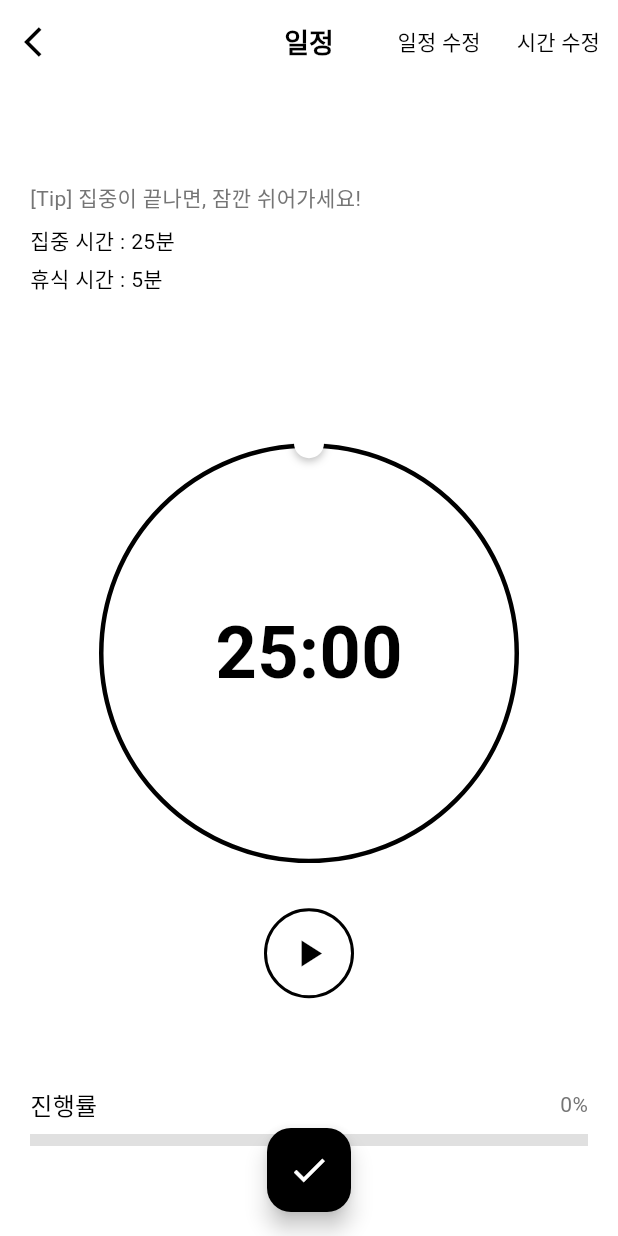
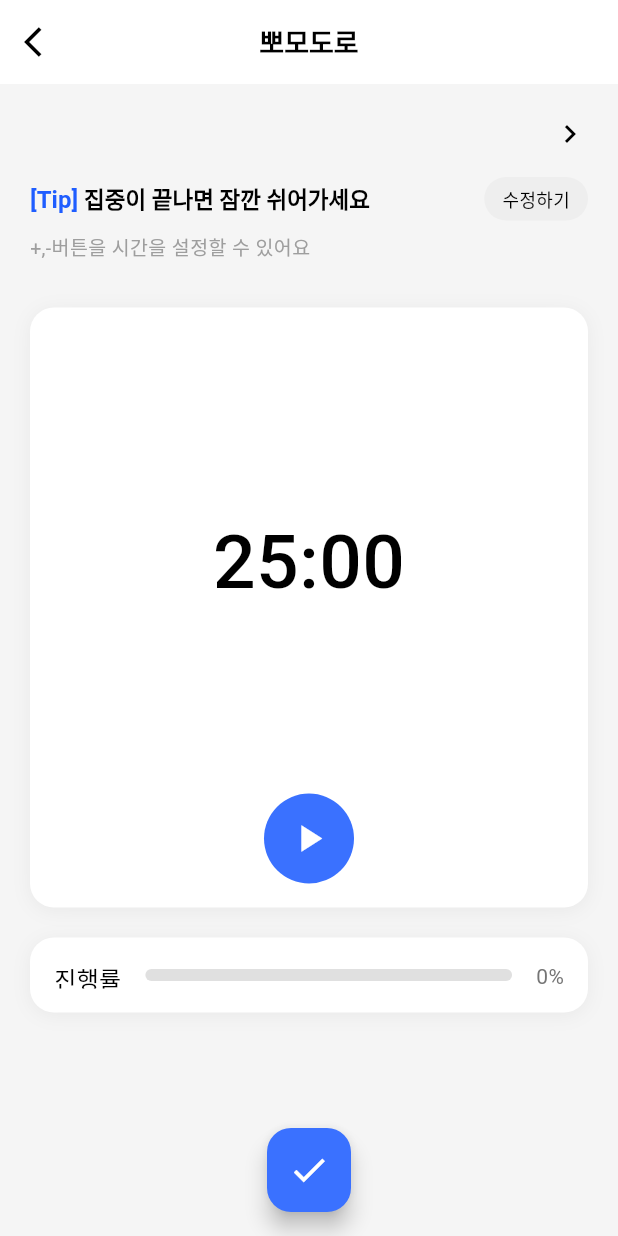
Before and after one commit to jack9282/deepdot, a Flutter app: the ScheduleTimerScreen screen opened directly with empty values, on a phone screen of 412 x 824 dp. Run offline on Flutter 3.47's test engine with Material 3 defaults, Android fonts, the phone set to English and light mode, and no system bars; our stand-ins replace go_router, shared_preferences; accounts and stored records are empty; Roboto replaces fonts that are missing (Pretendard).

Commit message:
뽀모도로 화면 디자인 적용 완료

```diff
--- a/lib/features/schedule/screens/schedule_timer_screen.dart
+++ b/lib/features/schedule/screens/schedule_timer_screen.dart
@@ -29,6 +29,7 @@ class _ScheduleTimerScreenState extends State<ScheduleTimerScreen> {
   int _totalSeconds = 25 * 60; // 총 시간 (초)
 
   bool _isFocusMode = true; // true: 집중 시간, false: 휴식 시간
+  bool _showTimeEdit = false; // 시간 수정 UI 표시 여부
 
   @override
   void initState() {
@@ -131,25 +132,29 @@ class _ScheduleTimerScreenState extends State<ScheduleTimerScreen> {
     });
   }
 
-  void _showTimeEditDialog() {
-    showModalBottomSheet(
-      context: context,
-      isScrollControlled: true,
-      shape: const RoundedRectangleBorder(
-        borderRadius: BorderRadius.vertical(top: Radius.circular(20)),
-      ),
-      builder: (context) => _TimeEditBottomSheet(
-        focusTime: _focusTimeMinutes,
-        breakTime: _breakTimeMinutes,
-        onTimeChanged: (focusTime, breakTime) {
+  void _toggleTimeEdit() {
     setState(() {
-            _focusTimeMinutes = focusTime;
-            _breakTimeMinutes = breakTime;
+      _showTimeEdit = !_showTimeEdit;
+    });
+  }
+
+  void _adjustTime(bool isFocus, bool isIncrease) {
+    setState(() {
+      if (isFocus) {
+        if (isIncrease) {
+          _focusTimeMinutes = (_focusTimeMinutes + 5).clamp(5, 60);
+        } else {
+          _focusTimeMinutes = (_focusTimeMinutes - 5).clamp(5, 60);
+        }
+      } else {
+        if (isIncrease) {
+          _breakTimeMinutes = (_breakTimeMinutes + 5).clamp(5, 30);
+        } else {
+          _breakTimeMinutes = (_breakTimeMinutes - 5).clamp(5, 30);
+        }
+      }
       _initializeTimer();
     });
-        },
-      ),
-    );
   }
 
   void _completeTask() {
@@ -209,16 +214,16 @@ class _ScheduleTimerScreenState extends State<ScheduleTimerScreen> {
   @override
   Widget build(BuildContext context) {
     return Scaffold(
-      backgroundColor: Colors.white,
+      backgroundColor: Colors.grey[100], // 본문 뒷배경을 연한회색으로 변경
       appBar: AppBar(
-        backgroundColor: Colors.white,
+        backgroundColor: Colors.white, // 상단바는 흰색 유지
         elevation: 0,
         leading: IconButton(
           icon: const Icon(Icons.arrow_back_ios, color: Colors.black),
           onPressed: () => Navigator.pop(context),
         ),
         title: const Text(
-          '일정',
+          '뽀모도로',
           style: TextStyle(
             color: Colors.black,
             fontSize: 18,
@@ -226,9 +231,28 @@ class _ScheduleTimerScreenState extends State<ScheduleTimerScreen> {
           ),
         ),
         centerTitle: true,
-        actions: [
-          TextButton(
-            onPressed: () {
+      ),
+      body: Padding(
+        padding: const EdgeInsets.all(20.0),
+        child: Column(
+          children: [
+                         // 일정 정보 섹션
+             Row(
+               children: [
+                 // 일정 제목
+                 Expanded(
+                   child: Text(
+                     widget.task.title,
+                     style: const TextStyle(
+                       fontSize: 18,
+                       fontWeight: FontWeight.w600,
+                       color: Colors.black,
+                     ),
+                   ),
+                 ),
+                 // 일정 수정 버튼
+                 GestureDetector(
+                   onTap: () {
                      Navigator.push(
                        context,
                        MaterialPageRoute(
@@ -239,154 +263,223 @@ class _ScheduleTimerScreenState extends State<ScheduleTimerScreen> {
                        ),
                      );
                    },
-            child: const Text(
-              '일정 수정',
-              style: TextStyle(
+                   child: const Icon(
+                     Icons.chevron_right,
                      color: Colors.black,
-                fontSize: 14,
+                     size: 24,
+                   ),
+                 ),
+               ],
+             ),
+            const SizedBox(height: 16),
+
+                         // Tip 문구와 시간 수정 버튼
+             Column(
+               crossAxisAlignment: CrossAxisAlignment.start,
+               children: [
+                 // Tip 문구
+                 Row(
+                   children: [
+                     Expanded(
+                       child: RichText(
+                         text: TextSpan(
+                           children: [
+                             TextSpan(
+                               text: '[Tip] ',
+                               style: const TextStyle(
+                                 fontSize: 16,
+                                 color: Color(0xFF1F5DFF), // 파란색
+                                 fontWeight: FontWeight.w600,
+                               ),
+                             ),
+                             TextSpan(
+                               text: '집중이 끝나면 잠깐 쉬어가세요',
+                               style: const TextStyle(
+                                 fontSize: 15,
+                                 color: Colors.black, // 검정색
+                                 fontWeight: FontWeight.w600,
+                               ),
+                             ),
+                           ],
                          ),
                        ),
                      ),
-          TextButton(
-            onPressed: _showTimeEditDialog,
-            child: const Text(
-              '시간 수정',
-              style: TextStyle(
+                     // 시간 수정 버튼
+                     GestureDetector(
+                       onTap: _toggleTimeEdit,
+                       child: Container(
+                         padding: const EdgeInsets.symmetric(horizontal: 12, vertical: 6),
+                         decoration: BoxDecoration(
+                           color: Colors.grey[200],
+                           borderRadius: BorderRadius.circular(16),
+                         ),
+                         child: Text(
+                           _showTimeEdit ? '완료' : '수정하기',
+                           style: const TextStyle(
+                             fontSize: 12,
                              color: Colors.black,
-                fontSize: 14,
+                             fontWeight: FontWeight.w500,
+                           ),
                          ),
                        ),
                      ),
                    ],
                  ),
-      body: Padding(
-        padding: const EdgeInsets.all(20.0),
+                 const SizedBox(height: 8),
+                 // 시간 정보
+                 Text(
+                   '+,-버튼을 시간을 설정할 수 있어요',
+                   style: TextStyle(
+                     fontSize: 13,
+                     color: Colors.grey[500],
+                   ),
+                 ),
+
+
+                  // 인라인 시간 수정 UI
+                  if (_showTimeEdit) ...[
+                    const SizedBox(height: 6),
+                                         Container(
+                       padding: const EdgeInsets.all(3),
+                       decoration: BoxDecoration(
+                         color: Colors.white,
+                         borderRadius: BorderRadius.circular(16),
+                         border: Border.all(color: Colors.grey[300]!),
+                       ),
                       child: Column(
                         children: [
-            // 상단 정보
-            Align(
-              alignment: Alignment.centerLeft,
-              child: Text(
-                widget.task.title,
+                          // 집중 시간 설정
+                                                     Row(
+                             mainAxisAlignment: MainAxisAlignment.spaceBetween,
+                             children: [
+                               const Text(
+                                 '   집중시간',
+                                 style: TextStyle(
+                                   fontSize: 16,
+                                   fontWeight: FontWeight.w500,
+                                   color: Colors.black,
+                                 ),
+                               ),
+                              Row(
+                                children: [
+                                  IconButton(
+                                    onPressed: () => _adjustTime(true, false),
+                                    icon: const Icon(Icons.remove),
+                                    color: Colors.black,
+                                  ),
+                                    Text(
+                                     '${_focusTimeMinutes}분',
                                      style: const TextStyle(
-                  fontSize: 20,
+                                       fontSize: 16,
                                        fontWeight: FontWeight.w600,
                                        color: Colors.black,
                                      ),
                                    ),
+                                  IconButton(
+                                    onPressed: () => _adjustTime(true, true),
+                                    icon: const Icon(Icons.add),
+                                    color: Colors.black,
                                   ),
-            const SizedBox(height: 16),
-
-            // Tip 문구
-            Align(
-              alignment: Alignment.centerLeft,
-              child: Text(
-                '[Tip] 집중이 끝나면, 잠깐 쉬어가세요!',
+                                ],
+                              ),
+                            ],
+                          ),
+                          const SizedBox(height: 2),
+                          Divider(color: Colors.grey[300]),
+                          const SizedBox(height: 2),
+                          // 휴식 시간 설정
+                                                     Row(
+                             mainAxisAlignment: MainAxisAlignment.spaceBetween,
+                             children: [
+                               const Text(
+                                 '   휴식시간',
                                  style: TextStyle(
-                  fontSize: 14,
-                  color: Colors.grey[600],
-                ),
-              ),
-            ),
-            const SizedBox(height: 8),
-
-            // 시간 정보
-            Row(
-              children: [
-                Text(
-                  '집중 시간 : ${_focusTimeMinutes}분',
-                  style: const TextStyle(
-                    fontSize: 14,
+                                   fontSize: 16,
+                                   fontWeight: FontWeight.w500,
                                    color: Colors.black,
                                  ),
                                ),
-              ],
-            ),
-            const SizedBox(height: 4),
                               Row(
                                 children: [
+                                  IconButton(
+                                    onPressed: () => _adjustTime(false, false),
+                                    icon: const Icon(Icons.remove),
+                                    color: Colors.black,
+                                  ),
                                                                      Text(
-                  '휴식 시간 : ${_breakTimeMinutes}분',
+                                     '${_breakTimeMinutes}분',
                                      style: const TextStyle(
-                    fontSize: 14,
+                                       fontSize: 16,
+                                       fontWeight: FontWeight.w600,
                                        color: Colors.black,
                                      ),
                                    ),
+                                  IconButton(
+                                    onPressed: () => _adjustTime(false, true),
+                                    icon: const Icon(Icons.add),
+                                    color: Colors.black,
+                                  ),
                                 ],
                               ),
-
-            const SizedBox(height: 40),
-
-            // 중앙 타이머
-            Expanded(
-              child: Center(
-                child: Column(
-                  mainAxisAlignment: MainAxisAlignment.center,
-                  children: [
-                    // 타이머 원형 디스플레이
-                    Stack(
-                      alignment: Alignment.center,
-                      children: [
-                        Container(
-                          width: 280,
-                          height: 280,
-                          decoration: BoxDecoration(
-                            shape: BoxShape.circle,
-                            border: Border.all(
-                              color: Colors.black,
-                              width: 3,
-                            ),
-                          ),
-                        ),
-                        Text(
-                          _formatTime(_remainingSeconds),
-                          style: const TextStyle(
-                            fontSize: 48,
-                            fontWeight: FontWeight.bold,
-                            color: Colors.black,
-                          ),
-                        ),
-                        // 상단 핸들
-                        Positioned(
-                          top: -10,
-                          child: Container(
-                            width: 20,
-                            height: 20,
-                            decoration: const BoxDecoration(
-                              color: Colors.white,
-                              shape: BoxShape.circle,
-                              boxShadow: [
-                                BoxShadow(
-                                  color: Colors.black26,
-                                  blurRadius: 4,
-                                  offset: Offset(0, 2),
+                            ],
                           ),
                         ],
                       ),
                     ),
-                        ),
+                  ],
                 ],
               ),
 
             const SizedBox(height: 30),
 
-                    // 재생/정지 버튼
+              // 중앙 타이머 (흰색 카드에 담기)
+              Center(
+                                 child: Container(
+                   width: 500,
+                   height: 400,
+                   padding: const EdgeInsets.all(16),
+                  decoration: BoxDecoration(
+                    color: Colors.white,
+                    borderRadius: BorderRadius.circular(16),
+                    boxShadow: [
+                      BoxShadow(
+                        color: Colors.black.withOpacity(0.05),
+                        blurRadius: 10,
+                        offset: const Offset(0, 2),
+                      ),
+                    ],
+                  ),
+                                     child: Column(
+                     mainAxisAlignment: MainAxisAlignment.spaceBetween,
+                     children: [
+                       // 타이머 시간만 표시 (중앙)
+                       Expanded(
+                         child: Center(
+                           child: Text(
+                             _formatTime(_remainingSeconds),
+                             style: const TextStyle(
+                               fontSize: 50,
+                               fontWeight: FontWeight.w500,
+                               color: Colors.black,
+                             ),
+                           ),
+                         ),
+                       ),
+
+                       // 재생/정지 버튼 (카드 하단)
                        Container(
                          width: 60,
                          height: 60,
                          decoration: BoxDecoration(
                            shape: BoxShape.circle,
-                        border: Border.all(
-                          color: Colors.black,
-                          width: 2,
-                        ),
+                           color: const Color(0xFF3A71FF),
                          ),
                          child: IconButton(
                            onPressed: _toggleTimer,
                            icon: Icon(
                              _isRunning ? Icons.pause : Icons.play_arrow,
                              size: 30,
-                          color: Colors.black,
+                             color: Colors.white,
                            ),
                          ),
                        ),
@@ -395,12 +488,26 @@ class _ScheduleTimerScreenState extends State<ScheduleTimerScreen> {
                  ),
                ),
 
-            // 진행률 바
-            Column(
-              crossAxisAlignment: CrossAxisAlignment.start,
-              children: [
-                Row(
-                  mainAxisAlignment: MainAxisAlignment.spaceBetween,
+              const SizedBox(height: 20),
+
+              // 진행률 바 (별도 흰색 카드)
+              Center(
+                child: Container(
+                  width: 500,
+                  height: 50,
+                  padding: const EdgeInsets.all(16),
+                  decoration: BoxDecoration(
+                    color: Colors.white,
+                    borderRadius: BorderRadius.circular(16),
+                    boxShadow: [
+                      BoxShadow(
+                        color: Colors.black.withOpacity(0.05),
+                        blurRadius: 10,
+                        offset: const Offset(0, 2),
+                      ),
+                    ],
+                  ),
+                                     child: Row(
                      children: [
                        const Text(
                          '진행률',
@@ -410,6 +517,27 @@ class _ScheduleTimerScreenState extends State<ScheduleTimerScreen> {
                            color: Colors.black,
                          ),
                        ),
+                       const SizedBox(width: 16),
+                       Expanded(
+                         child: Container(
+                           height: 8,
+                           decoration: BoxDecoration(
+                             color: Colors.grey[300],
+                             borderRadius: BorderRadius.circular(4),
+                           ),
+                           child: FractionallySizedBox(
+                             alignment: Alignment.centerLeft,
+                             widthFactor: _getProgress(),
+                             child: Container(
+                               decoration: BoxDecoration(
+                                 color: AppTheme.primaryColor,
+                                 borderRadius: BorderRadius.circular(4),
+                               ),
+                             ),
+                           ),
+                         ),
+                       ),
+                       const SizedBox(width: 16),
                        Text(
                          '${(_getProgress() * 100).toInt()}%',
                          style: TextStyle(
@@ -419,23 +547,14 @@ class _ScheduleTimerScreenState extends State<ScheduleTimerScreen> {
                        ),
                      ],
                    ),
-                const SizedBox(height: 8),
-                LinearProgressIndicator(
-                  value: _getProgress(),
-                  backgroundColor: Colors.grey[300],
-                  valueColor: const AlwaysStoppedAnimation<Color>(AppTheme.primaryColor),
-                  minHeight: 8,
                 ),
-              ],
               ),
-
-            const SizedBox(height: 40),
           ],
         ),
       ),
       floatingActionButton: FloatingActionButton(
         onPressed: _completeTask,
-        backgroundColor: Colors.black,
+        backgroundColor: const Color(0xFF3A71FF),
         child: const Icon(
           Icons.check,
           color: Colors.white,
@@ -446,195 +565,3 @@ class _ScheduleTimerScreenState extends State<ScheduleTimerScreen> {
     );
   }
 }
-
-// 시간 수정 Bottom Sheet
-class _TimeEditBottomSheet extends StatefulWidget {
-  final int focusTime;
-  final int breakTime;
-  final Function(int focusTime, int breakTime) onTimeChanged;
-
-  const _TimeEditBottomSheet({
-    required this.focusTime,
-    required this.breakTime,
-    required this.onTimeChanged,
-  });
-
-  @override
-  State<_TimeEditBottomSheet> createState() => _TimeEditBottomSheetState();
-}
-
-class _TimeEditBottomSheetState extends State<_TimeEditBottomSheet> {
-  late int _focusTime;
-  late int _breakTime;
-
-  @override
-  void initState() {
-    super.initState();
-    _focusTime = widget.focusTime;
-    _breakTime = widget.breakTime;
-  }
-
-  void _adjustTime(bool isFocus, bool isIncrease) {
-    setState(() {
-      if (isFocus) {
-        if (isIncrease) {
-          _focusTime = (_focusTime + 5).clamp(5, 60);
-        } else {
-          _focusTime = (_focusTime - 5).clamp(5, 60);
-        }
-      } else {
-        if (isIncrease) {
-          _breakTime = (_breakTime + 5).clamp(5, 30);
-        } else {
-          _breakTime = (_breakTime - 5).clamp(5, 30);
-        }
-      }
-    });
-  }
-
-  @override
-  Widget build(BuildContext context) {
-    return Container(
-      padding: const EdgeInsets.all(20),
-      decoration: const BoxDecoration(
-        color: Colors.white,
-        borderRadius: BorderRadius.vertical(top: Radius.circular(20)),
-      ),
-      child: Column(
-        mainAxisSize: MainAxisSize.min,
-        children: [
-          // 핸들
-          Container(
-            width: 40,
-            height: 4,
-            decoration: BoxDecoration(
-              color: Colors.grey[300],
-              borderRadius: BorderRadius.circular(2),
-            ),
-          ),
-          const SizedBox(height: 20),
-
-          // 제목
-          const Text(
-            '시간 설정',
-            style: TextStyle(
-              fontSize: 20,
-              fontWeight: FontWeight.w600,
-              color: Colors.black,
-            ),
-          ),
-          const SizedBox(height: 30),
-
-          // 집중 시간 설정
-          _buildTimeAdjuster(
-            '집중 시간',
-            _focusTime,
-            () => _adjustTime(true, false),
-            () => _adjustTime(true, true),
-          ),
-          const SizedBox(height: 20),
-
-          // 휴식 시간 설정
-          _buildTimeAdjuster(
-            '휴식 시간',
-            _breakTime,
-            () => _adjustTime(false, false),
-            () => _adjustTime(false, true),
-          ),
-          const SizedBox(height: 30),
-
-          // 버튼들
-          Row(
-            children: [
-              Expanded(
-                child: TextButton(
-                  onPressed: () => Navigator.pop(context),
-                  child: const Text(
-                    '취소',
-                    style: TextStyle(
-                      color: Colors.grey,
-                      fontSize: 16,
-                    ),
-                  ),
-                ),
-              ),
-              const SizedBox(width: 16),
-              Expanded(
-                child: ElevatedButton(
-                  onPressed: () {
-                    widget.onTimeChanged(_focusTime, _breakTime);
-                    Navigator.pop(context);
-                  },
-                  style: ElevatedButton.styleFrom(
-                    backgroundColor: AppTheme.primaryColor,
-                    padding: const EdgeInsets.symmetric(vertical: 12),
-                    shape: RoundedRectangleBorder(
-                      borderRadius: BorderRadius.circular(8),
-                    ),
-                  ),
-                  child: const Text(
-                    '확인',
-                    style: TextStyle(
-                      color: Colors.white,
-                      fontSize: 16,
-                      fontWeight: FontWeight.w600,
-                    ),
-                  ),
-                ),
-              ),
-            ],
-          ),
-
-          SizedBox(height: MediaQuery.of(context).viewInsets.bottom + 20),
-        ],
-      ),
-    );
-  }
-
-  Widget _buildTimeAdjuster(String label, int time, VoidCallback onDecrease, VoidCallback onIncrease) {
-    return Row(
-      mainAxisAlignment: MainAxisAlignment.spaceBetween,
-      children: [
-        Text(
-          label,
-          style: const TextStyle(
-            fontSize: 16,
-            fontWeight: FontWeight.w500,
-            color: Colors.black,
-          ),
-        ),
-        Row(
-          children: [
-            IconButton(
-              onPressed: onDecrease,
-              icon: const Icon(Icons.remove_circle_outline),
-              color: Colors.grey[600],
-            ),
-            Container(
-              width: 60,
-              padding: const EdgeInsets.symmetric(vertical: 8),
-              decoration: BoxDecoration(
-                border: Border.all(color: Colors.grey[300]!),
-                borderRadius: BorderRadius.circular(8),
-              ),
-              child: Text(
-                '${time}분',
-                textAlign: TextAlign.center,
-                style: const TextStyle(
-                  fontSize: 16,
-                  fontWeight: FontWeight.w500,
-                  color: Colors.black,
-                ),
-              ),
-            ),
-            IconButton(
-              onPressed: onIncrease,
-              icon: const Icon(Icons.add_circle_outline),
-              color: Colors.grey[600],
-            ),
-          ],
-        ),
-      ],
-    );
-  }
-}
```
Also changed, not shown: lib/features/schedule/screens/daily_timeline_screen.dart (+13 -1 lines). Lines whose indentation alone changed are shown as unchanged.
